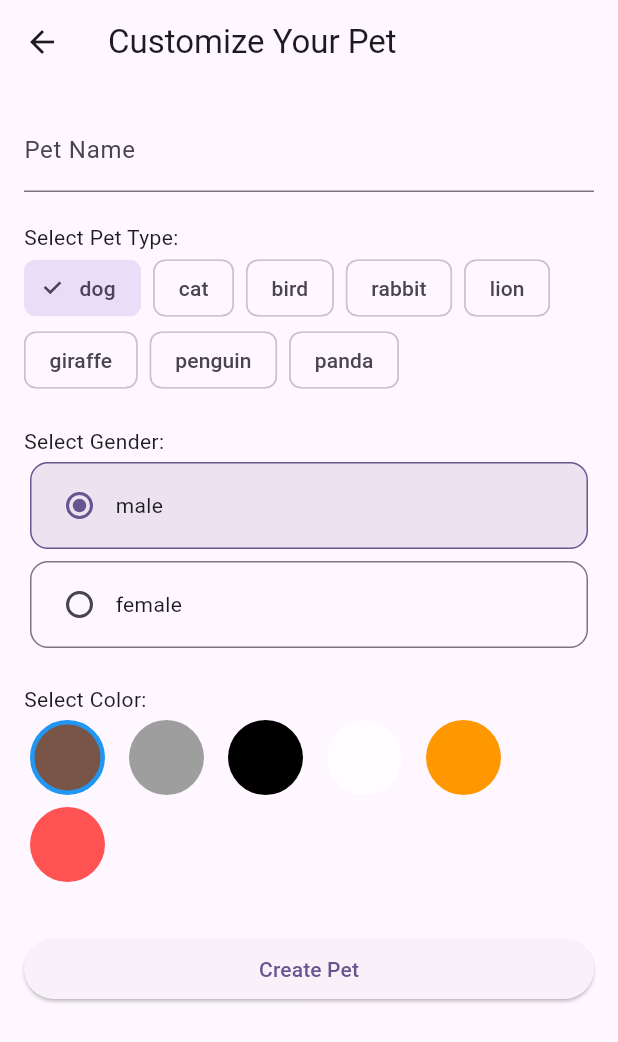
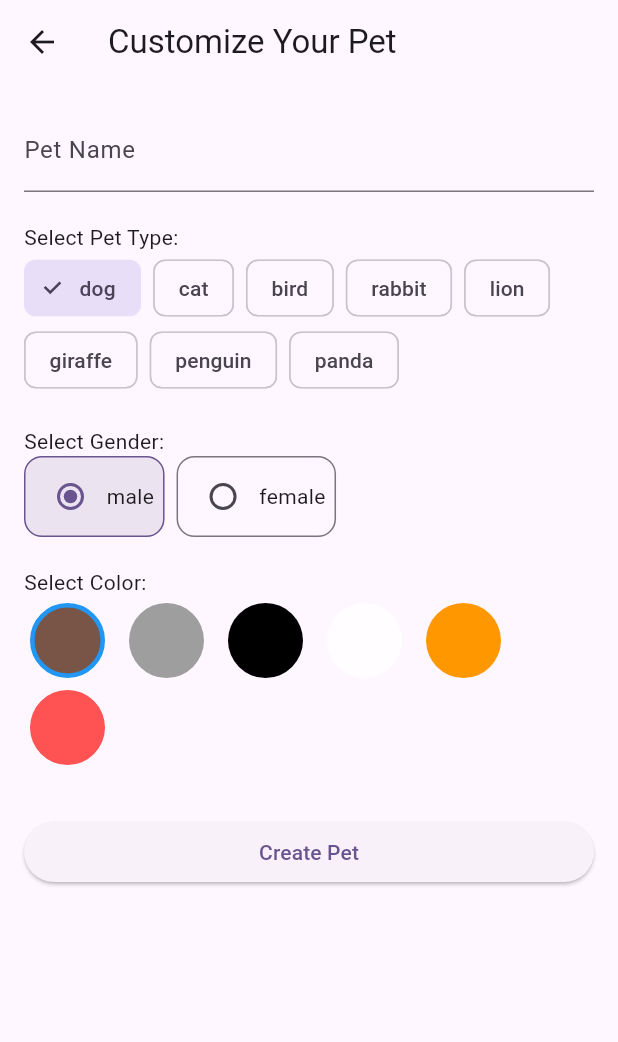
Before and after one commit to ADCarthan88/AI-Pet-Companion, a Flutter app: the PetCustomizationScreen screen opened directly with empty values, on a phone screen of 412 x 824 dp. Shown: the top 1042 px of the screen. Run offline on Flutter 3.47's test engine with Material 3 defaults, Android fonts, the light colour scheme and no system bars; our stand-ins replace audioplayers, rive, shared_preferences; missing offline and left inert: flame; accounts and stored records are empty.

Commit message:
feat(style): introduce RadioGroup abstraction, rename temp vars, improve audio import docs

````diff
--- a/lib/screens/pet_customization_screen.dart
+++ b/lib/screens/pet_customization_screen.dart
@@ -1,5 +1,6 @@
 import 'package:flutter/material.dart';
 import '../models/pet.dart';
+import '../widgets/radio_group.dart' as app_widgets;
 
 class PetCustomizationScreen extends StatefulWidget {
   final Function(Pet) onPetCreated;
@@ -59,55 +60,12 @@
             ),
             const SizedBox(height: 20),
             const Text('Select Gender:'),
-            // Replaced deprecated RadioListTile groupValue/onChanged usage
-            // with an explicit RadioGroup-like layout (manual Column + Radios)
-            LayoutBuilder(
-              builder: (context, constraints) {
-                final isWide = constraints.maxWidth > 480;
-                final genderTiles = PetGender.values.map((gender) {
-                  final label = gender.toString().split('.').last;
-                  final selected = _selectedGender == gender;
-                  return InkWell(
-                    onTap: () => setState(() => _selectedGender = gender),
-                    borderRadius: BorderRadius.circular(12),
-                    child: Container(
-                      padding: const EdgeInsets.symmetric(horizontal: 8, vertical: 4),
-                      margin: const EdgeInsets.symmetric(horizontal: 4, vertical: 4),
-                      decoration: BoxDecoration(
-                        color: selected ? Theme.of(context).colorScheme.primary.withValues(alpha: 0.12) : null,
-                        borderRadius: BorderRadius.circular(12),
-                        border: Border.all(
-                          color: selected
-                              ? Theme.of(context).colorScheme.primary
-                              : Theme.of(context).dividerColor,
-                        ),
-                      ),
-                      child: Row(
-                        mainAxisSize: MainAxisSize.min,
-                        children: [
-                          Radio<PetGender>(
-                            value: gender,
-                            groupValue: _selectedGender,
-                            onChanged: (value) => setState(() => _selectedGender = value!),
-                          ),
-                          Text(label),
-                        ],
-                      ),
-                    ),
-                  );
-                }).toList();
-                if (isWide) {
-                  return Row(
-                    children: genderTiles
-                        .map((w) => Expanded(child: w))
-                        .toList(),
-                  );
-                }
-                return Column(
-                  crossAxisAlignment: CrossAxisAlignment.stretch,
-                  children: genderTiles,
-                );
-              },
+            app_widgets.RadioGroup<PetGender>(
+              values: PetGender.values,
+              value: _selectedGender,
+              onChanged: (g) => setState(() => _selectedGender = g),
+              direction: Axis.horizontal,
+              labelBuilder: (g) => g.toString().split('.').last,
             ),
             const SizedBox(height: 20),
             const Text('Select Color:'),
--- a/lib/widgets/pet_visualizations/giraffe_visual.dart
+++ b/lib/widgets/pet_visualizations/giraffe_visual.dart
@@ -105,11 +105,11 @@
     // Colors
     final baseColor = color;
   // Replace deprecated channel getters .red/.green using fractional components .r/.g
-  final int _r = (color.r * 255.0).round();
-  final int _g = (color.g * 255.0).round();
-  final spotColor = color
-    .withValues(red: ((_r - 40).clamp(0, 255)) / 255.0)
-    .withValues(green: ((_g - 40).clamp(0, 255)) / 255.0);
+    final int redCh = (color.r * 255.0).round();
+    final int greenCh = (color.g * 255.0).round();
+    final spotColor = color
+        .withValues(red: ((redCh - 40).clamp(0, 255)) / 255.0)
+        .withValues(green: ((greenCh - 40).clamp(0, 255)) / 255.0);
     final darkColor = HSLColor.fromColor(color)
         .withLightness(
           (HSLColor.fromColor(color).lightness - 0.2).clamp(0.0, 1.0),
--- a/lib/widgets/pet_visualizations/lion_visual.dart
+++ b/lib/widgets/pet_visualizations/lion_visual.dart
@@ -84,9 +84,9 @@
         )
         .toColor();
     // Replace deprecated channel getter usage; compute new red channel based on fractional .r
-    final int _origR = (color.r * 255.0).round();
+    final int redBase = (color.r * 255.0).round();
     final maneColor = color.withValues(
-      red: ((_origR + 20).clamp(0, 255)) / 255.0,
+      red: ((redBase + 20).clamp(0, 255)) / 255.0,
     );
 
     final Paint paint = Paint()
--- /dev/null
+++ b/lib/widgets/radio_group.dart
@@ -0,0 +1,91 @@
+import 'package:flutter/material.dart';
+
+/// Lightweight RadioGroup abstraction to modernize away from deprecated
+/// direct groupValue / onChanged patterns sprinkled inline. Wraps
+/// a list of values and builds radios with consistent spacing and
+/// accessibility semantics.
+class RadioGroup<T> extends StatelessWidget {
+  const RadioGroup({
+    super.key,
+    required this.values,
+    required this.value,
+    required this.onChanged,
+    this.direction = Axis.vertical,
+    this.itemBuilder,
+    this.padding = const EdgeInsets.all(0),
+    this.spacing = 8,
+    this.labelBuilder,
+  });
+
+  final List<T> values;
+  final T value;
+  final ValueChanged<T> onChanged;
+  final Axis direction;
+  final EdgeInsets padding;
+  final double spacing;
+  final Widget Function(BuildContext context, T v)? itemBuilder;
+  final String Function(T v)? labelBuilder;
+
+  @override
+  Widget build(BuildContext context) {
+    final children = <Widget>[];
+    for (final v in values) {
+      final selected = v == value;
+      final label = labelBuilder?.call(v) ?? v.toString();
+      final radio = Radio<T>(
+        value: v,
+        groupValue: value,
+        onChanged: (nv) {
+          if (nv != null) onChanged(nv);
+        },
+      );
+      final built = itemBuilder?.call(context, v) ?? Text(label);
+      children.add(
+        InkWell(
+          borderRadius: BorderRadius.circular(12),
+            onTap: () => onChanged(v),
+            child: Container(
+              padding: const EdgeInsets.symmetric(horizontal: 6, vertical: 2),
+              decoration: BoxDecoration(
+                borderRadius: BorderRadius.circular(12),
+                color: selected
+                    ? Theme.of(context).colorScheme.primary.withValues(alpha: 0.12)
+                    : null,
+                border: Border.all(
+                  color: selected
+                      ? Theme.of(context).colorScheme.primary
+                      : Theme.of(context).dividerColor,
+                ),
+              ),
+              child: Row(
+                mainAxisSize: MainAxisSize.min,
+                children: [radio, built],
+              ),
+            ),
+        ),
+      );
+    }
+    final wrapped = direction == Axis.vertical
+        ? Column(
+            crossAxisAlignment: CrossAxisAlignment.start,
+            children: _withSpacing(children),
+          )
+        : Row(children: _withSpacing(children));
+    return Padding(padding: padding, child: wrapped);
+  }
+
+  List<Widget> _withSpacing(List<Widget> items) {
+    if (items.isEmpty) return items;
+    final spaced = <Widget>[];
+    for (var i = 0; i < items.length; i++) {
+      spaced.add(items[i]);
+      if (i != items.length - 1) {
+        spaced.add(SizedBox(
+          width: direction == Axis.horizontal ? spacing : 0,
+          height: direction == Axis.vertical ? spacing : 0,
+        ));
+      }
+    }
+    return spaced;
+  }
+}
--- a/tool/import_external_audio.dart
+++ b/tool/import_external_audio.dart
@@ -1,6 +1,9 @@
+// import_external_audio tool script
+library import_external_audio;
+
 /// Utility script to copy/normalize external animal sound files
 /// from a user-provided directory (outside repo) into the structured
-/// assets/sounds/<species>/ directories.
+/// `assets/sounds/<species>/` directories.
 ///
 /// Usage:
 ///   dart tool/import_external_audio.dart --source "C:/Users/adamc/animal-sounds" \
@@ -11,6 +14,7 @@
 ///       --manifest mapping.yaml
 ///
 /// mapping.yaml example:
+/// ```yaml
 /// dog:
 ///   happy:
 ///     - dog_happy1.mp3
@@ -18,6 +22,7 @@
 ///   sleep: dog_sleep.mp3
 /// cat:
 ///   happy: cat_purr.mp3
+/// ```
 ///
 /// The script will:
 /// 1. Verify source files exist.
@@ -117,7 +122,7 @@
       for (int i = 0; i < files.length; i++) {
         final srcName = files[i];
         final srcFile = File('${sourceDir.path}/$srcName');
-        if (!srcFile.existsSync()) {
+          if (!srcFile.existsSync()) {
           stderr.writeln(
             'WARN: Source file missing for $sp/$action -> $srcName',
           );
````
